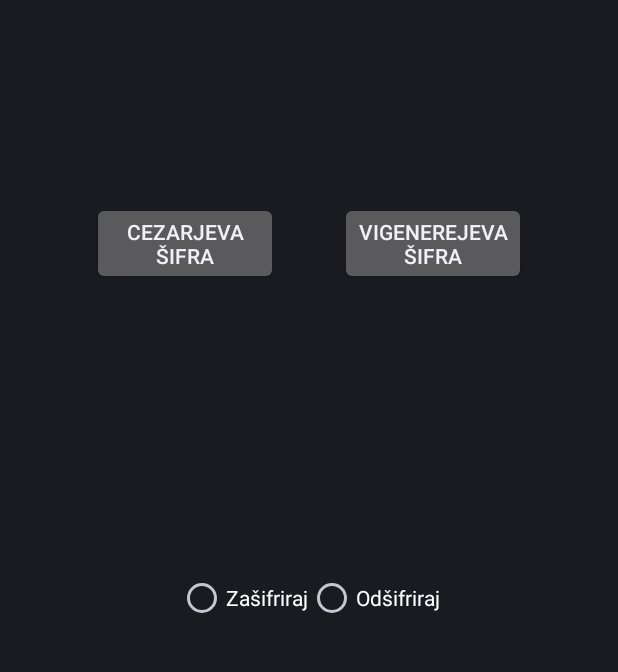
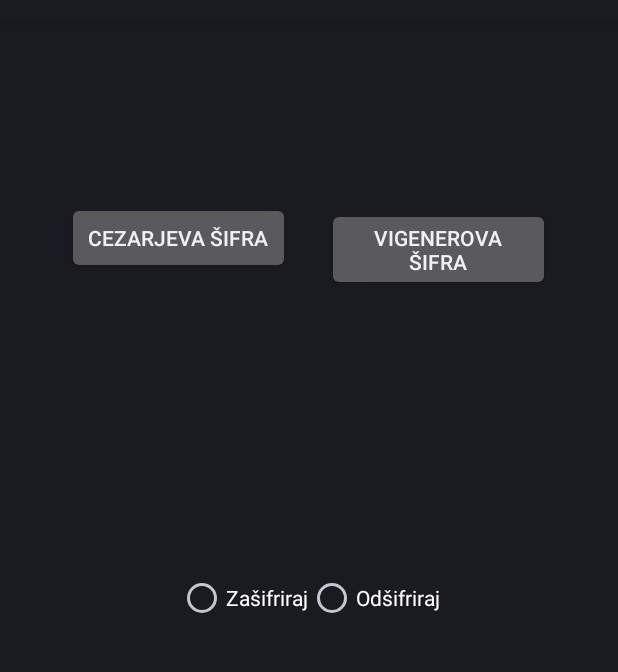
Before and after one commit to PBlackwing/seminarska, an Android app: the screen it shows after launch (MainActivity), on a phone screen of 412 x 824 dp, the part 62-734 px from its top. Run offline under Robolectric (Android 15) with nearby library versions, the phone set to English and light mode, and no system bars.

Commit message:
vse preverjeno dela

```diff
--- a/app/src/main/res/layout/activity_main.xml
+++ b/app/src/main/res/layout/activity_main.xml
@@ -21,7 +21,7 @@
         <View
             android:layout_width="0dp"
             android:layout_height="0dp"
-            android:layout_weight="1"
+            android:layout_weight="0.5"
             ></View><!-- to je prazen element, ki je vključen zaradi lepšega izgleda na zaslonu -->
 
         <Button
@@ -35,7 +35,7 @@
         <View
             android:layout_width="0dp"
             android:layout_height="0dp"
-            android:layout_weight="1"
+            android:layout_weight="0.5"
             ></View><!-- to je prazen element, ki je vključen zaradi lepšega izgleda na zaslonu -->
 
         <Button
@@ -43,13 +43,13 @@
             android:layout_width="0dp"
             android:layout_height="wrap_content"
             android:layout_weight="3"
-            android:text="Vigenerejeva šifra" /><!-- drugi gumb, ki mora imeti poseben id -->
+            android:text="Vigenerova šifra" /><!-- drugi gumb, ki mora imeti poseben id -->
 
 
         <View
             android:layout_width="0dp"
             android:layout_height="0dp"
-            android:layout_weight="1"
+            android:layout_weight="0.5"
             ></View><!-- to je prazen element, ki je vključen zaradi lepšega izgleda na zaslonu -->
     </LinearLayout>
 
```
Also changed, not shown: app/src/main/java/si/peterb/seminarska/Vigenere.java (+10 -10 lines).
